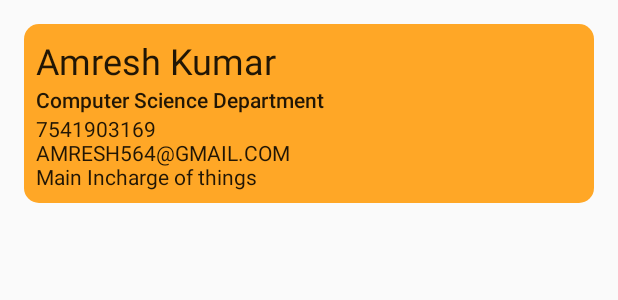
After one commit to Amigoxboy/Vidyaantrik, an Android app: the layout list_layout.xml on its own in the app's theme, with its tools: preview values and no code run, on a phone screen of 412 x 824 dp. The commit adds this screen. Shown: the top 300 px of the screen. Run offline under Robolectric (Android 15) with nearby library versions, the phone set to English and light mode, and no system bars; Roboto replaces fonts that are not available here.

Commit message:
Added Dummy Variables

```diff
--- a/app/build.gradle
+++ b/app/build.gradle
@@ -6,7 +6,7 @@ android {
 
     defaultConfig {
         applicationId "com.amigoapps.vidyantrik"
-        minSdkVersion 29
+        minSdkVersion 25
         targetSdkVersion 29
         versionCode 1
         versionName "1.0"
--- a/app/src/main/java/com/amigoapps/vidyantrik/Splash.java
+++ b/app/src/main/java/com/amigoapps/vidyantrik/Splash.java
@@ -12,7 +12,7 @@ public class Splash extends AppCompatActivity {
     protected void onCreate(Bundle savedInstanceState) {
         super.onCreate(savedInstanceState);
         setContentView(R.layout.activity_splash);
-
+        getWindow().setNavigationBarColor(getColor(R.color.splashPrimary));
         new Handler().postDelayed(new Runnable() {
             @Override
             public void run() {
--- /dev/null
+++ b/app/src/main/res/layout/list_layout.xml
@@ -0,0 +1,70 @@
+<?xml version="1.0" encoding="utf-8"?>
+<androidx.constraintlayout.widget.ConstraintLayout
+    xmlns:android="http://schemas.android.com/apk/res/android"
+    xmlns:app="http://schemas.android.com/apk/res-auto"
+    xmlns:tools="http://schemas.android.com/tools"
+    android:layout_width="match_parent"
+    android:layout_height="match_parent">
+
+    <androidx.cardview.widget.CardView
+        android:clickable="false"
+        app:cardCornerRadius="10dp"
+        android:elevation="10dp"
+        android:layout_margin="16dp"
+        android:layout_width="match_parent"
+        android:layout_height="wrap_content"
+        app:layout_constraintEnd_toEndOf="parent"
+        app:layout_constraintStart_toStartOf="parent"
+        app:layout_constraintTop_toTopOf="parent">
+
+        <LinearLayout
+
+            android:layout_width="match_parent"
+            android:layout_height="wrap_content"
+            android:orientation="vertical">
+
+        <ImageView
+            android:id="@+id/viewimage"
+            android:layout_width="wrap_content"
+            android:layout_height="wrap_content"
+
+            />
+
+            <LinearLayout
+                android:id="@+id/visible_screen"
+                android:layout_width="match_parent"
+                android:paddingLeft="8dp"
+                android:background="@color/contactColor"
+                android:layout_height="wrap_content"
+
+                android:orientation="vertical">
+
+                <TextView
+                    android:paddingTop="8dp"
+                    style="@style/TextAppearance.AppCompat.Headline"
+                    android:id="@+id/value1"
+                    android:layout_width="match_parent"
+                    android:layout_height="wrap_content"
+                    android:text="Amresh Kumar"
+                    />
+
+                <TextView
+                    android:id="@+id/value2"
+                    android:layout_width="match_parent"
+                    android:layout_height="wrap_content"
+                    style="@style/TextAppearance.AppCompat.Body2"
+                    android:text="Computer Science Department"/>
+                <TextView
+                    android:id="@+id/value3"
+                    android:layout_width="match_parent"
+                    android:layout_height="wrap_content"
+                    style="@style/TextAppearance.AppCompat.Body1"
+                    android:text="7541903169\nAMRESH564@GMAIL.COM\nMain Incharge of things"
+                    android:paddingBottom="8dp"
+                    />
+            </LinearLayout>
+
+        </LinearLayout>
+
+    </androidx.cardview.widget.CardView>
+</androidx.constraintlayout.widget.ConstraintLayout>
--- a/app/src/main/res/values/colors.xml
+++ b/app/src/main/res/values/colors.xml
@@ -5,4 +5,10 @@
     <color name="colorAccent">#03DAC5</color>
     <color name="tab_bgselected">#ffffff</color>
     <color name="splashPrimary">#F7F7F7</color>
+
+    <color name="homeColor">#66BED5E8</color>
+    <color name="contactColor">#FFA726</color>
+    <color name="eventColor">#A1887F</color>
+
+    <color name="fragmentBackground">#B2EBF2</color>
 </resources>
--- a/app/src/main/res/values/strings.xml
+++ b/app/src/main/res/values/strings.xml
@@ -2,5 +2,5 @@
     <string name="app_name">Vidyaantrik</string>
     <string name="tab_text_1">HOME</string>
     <string name="tab_text_2">EVENTS</string>
-    <string name="tab_text_3">STORIES</string>
+    <string name="tab_text_3">CONTACT US</string>
 </resources>
```
Also changed, not shown: app/src/main/java/com/amigoapps/vidyantrik/Data.java (added, +65 -0 lines), app/src/main/java/com/amigoapps/vidyantrik/DataAdapter.java (added, +75 -0 lines), app/src/main/java/com/amigoapps/vidyantrik/ui/main/PageViewModel.java (+103 -5 lines), app/src/main/java/com/amigoapps/vidyantrik/ui/main/PlaceholderFragment.java (+18 -2 lines), app/src/main/res/layout/fragment_main.xml (+10 -18 lines), app/src/main/res/drawable-hdpi/blazzer_day_out.png (added), app/src/main/res/drawable-ldpi/blazzer_day_out.png (added), app/src/main/res/drawable-mdpi/blazzer_day_out.png (added), app/src/main/res/drawable-xhdpi/blazzer_day_out.png (added), app/src/main/res/drawable-xxhdpi/blazzer_day_out.png (added), app/src/main/res/drawable-xxxhdpi/blazzer_day_out.png (added), 4 other files.
